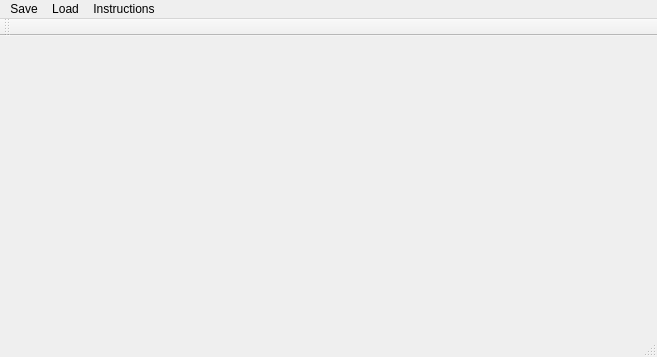
First picture: the form in mainwindow.ui, repository benblack769/qtwargame, before the edit.
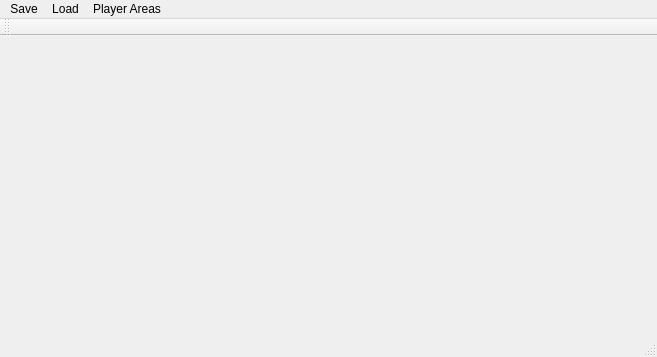
Second picture: the form after the edit.

Diff of the .ui file:
```diff
--- a/mainwindow.ui
+++ b/mainwindow.ui
@@ -39,14 +39,14 @@
     <addaction name="actionLoad2"/>
     <addaction name="actionLoad3"/>
    </widget>
-   <widget class="QMenu" name="menuInstructions">
+   <widget class="QMenu" name="menuPlayerAreas">
     <property name="title">
-     <string>Instructions</string>
+     <string>Player Areas</string>
     </property>
    </widget>
    <addaction name="menuMenu1"/>
    <addaction name="menuLoad"/>
-   <addaction name="menuInstructions"/>
+   <addaction name="menuPlayerAreas"/>
   </widget>
   <widget class="QToolBar" name="mainToolBar">
    <attribute name="toolBarArea">
```
Left out of the diff: 12 changed lines with no effect on the pictures.
